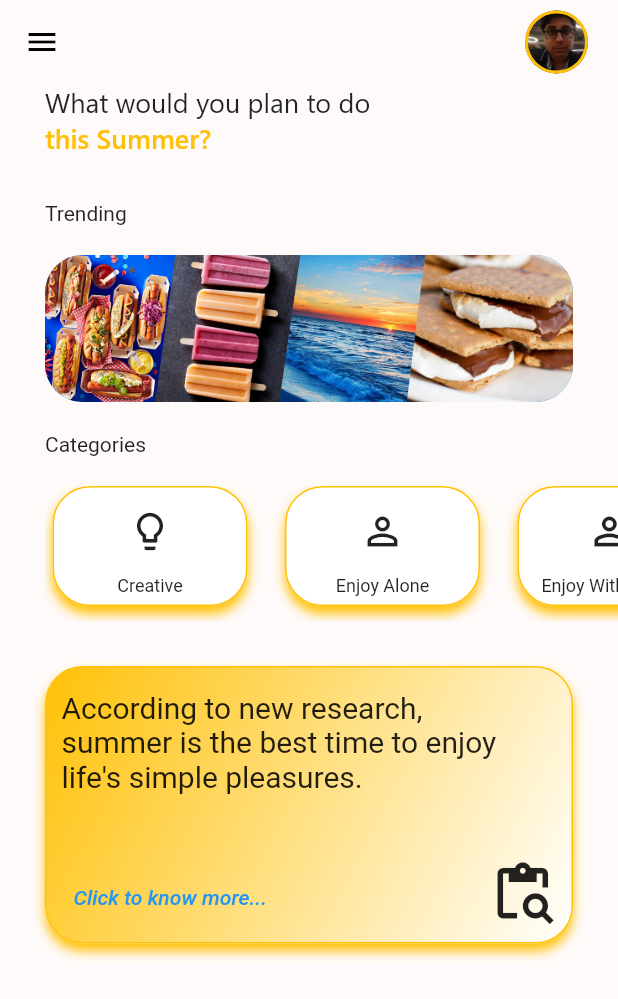
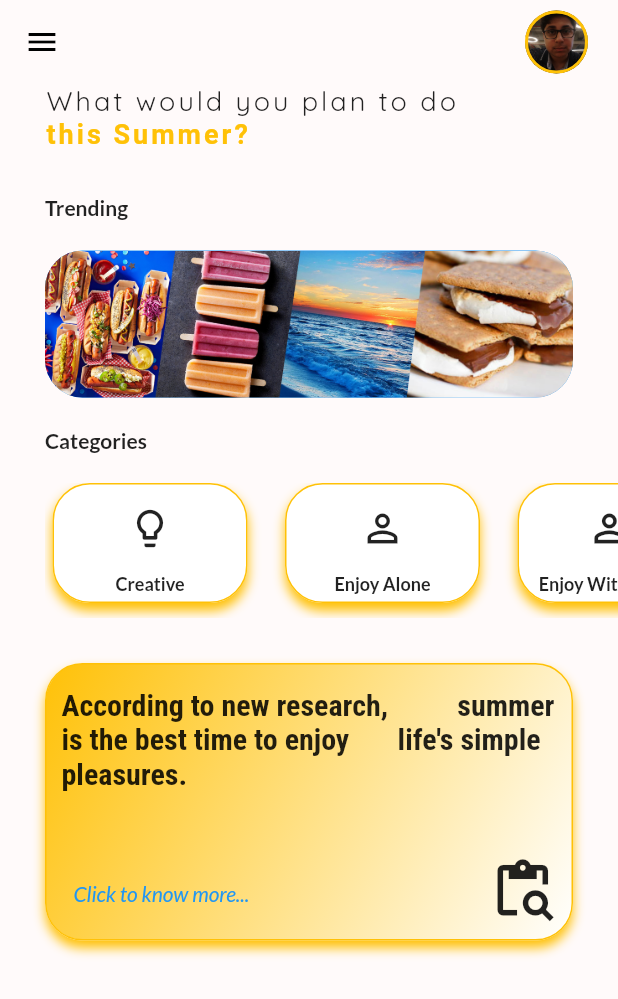
Before and after one commit to Souradeep1101/VacationExpert, a Flutter app: the screen it shows after launch, on a phone screen of 412 x 824 dp. Shown: the top 999 px of the screen. Run offline on Flutter 3.47's test engine with Material 2 defaults, Android fonts, the phone set to English and light mode, and no system bars; our stand-ins replace google_fonts.

Commit message:
adding more code and data

```diff
--- a/lib/screens/home.dart
+++ b/lib/screens/home.dart
@@ -1,4 +1,5 @@
 import 'package:flutter/material.dart';
+import 'package:google_fonts/google_fonts.dart';
 import 'package:vacation_expert/screens/creative.dart';
 import 'package:vacation_expert/screens/research_content.dart';
 import 'package:vacation_expert/screens/trending.dart';
@@ -86,22 +87,22 @@ class _HomeState extends State<Home> {
             children:  [
               Text(
                   'What would you plan to do',
-                  style: TextStyle(
-                    fontFamily: 'Segoe_UI',
+                  style: GoogleFonts.quicksand(
                     fontSize: 18,
+                    letterSpacing: 2,
                   ),
               ),
-              Text(
+               Text(
                   'this Summer?',
-                  style: TextStyle(
-                    fontFamily: 'Segoe_UI_Semi_Bold',
+                  style: GoogleFonts.kaushanScript(
+                    fontSize: 18,
                     color: Colors.amber,
                     fontWeight: FontWeight.bold,
-                    fontSize: 18,
+                    letterSpacing: 2
                   ),
               ),
               SizedBox(height: 30,),
-              Text('Trending', style: TextStyle(fontSize: 14),),
+              Text('Trending', style: GoogleFonts.lato(fontSize: 14, fontWeight: FontWeight.bold),),
               SizedBox(height: 20,),
               Padding(
                 padding: const EdgeInsets.only(right: 30),
@@ -130,7 +131,7 @@ class _HomeState extends State<Home> {
                   ),
               ),
               SizedBox(height: 20,),
-              Text('Categories', style: TextStyle(fontSize: 14),),
+              Text('Categories', style: GoogleFonts.lato(fontSize: 14, fontWeight: FontWeight.bold),),
               SizedBox(height: 20,),
               Container(
                 width: 315,
@@ -178,7 +179,7 @@ class _HomeState extends State<Home> {
                               },
                             icon: Icon(Icons.lightbulb_outline, size: 30,),
                           ),
-                          Text('Creative', style: TextStyle(fontSize: 12),),
+                          Text('Creative', style: GoogleFonts.lato(fontSize: 12, fontWeight: FontWeight.bold),),
                         ],
                       ),
                     ),
@@ -219,7 +220,7 @@ class _HomeState extends State<Home> {
                             },
                             icon: Icon(Icons.person_outline, size: 30,),
                           ),
-                          Text('Enjoy Alone', style: TextStyle(fontSize: 12),),
+                          Text('Enjoy Alone', style: GoogleFonts.lato(fontSize: 12, fontWeight: FontWeight.bold),),
                         ],
                       ),
                     ),
@@ -260,7 +261,7 @@ class _HomeState extends State<Home> {
                             },
                             icon: Icon(Icons.people_alt_outlined, size: 30,),
                           ),
-                          Text('Enjoy With Friends', style: TextStyle(fontSize: 12),),
+                          Text('Enjoy With Friends', style: GoogleFonts.lato(fontSize: 12, fontWeight: FontWeight.bold),),
                         ],
                       ),
                     ),
@@ -308,9 +309,7 @@ class _HomeState extends State<Home> {
                         child: Padding(
                           padding: const EdgeInsets.only(top: 15, left: 10),
                           child: Text('According to new research,          summer is the best time to enjoy       life\'s simple pleasures.',
-                          style: TextStyle(
-                            fontSize: 20,
-                          )
+                          style: GoogleFonts.robotoCondensed(fontSize: 20, fontWeight: FontWeight.bold),
                           ),
                         ),
                       ),
@@ -321,9 +320,7 @@ class _HomeState extends State<Home> {
                             padding: const EdgeInsets.only(bottom: 5, left: 10),
                             child: TextButton(
                               child: Text('Click to know more...',
-                                  style: TextStyle(
-                                      fontStyle: FontStyle.italic
-                                  )),
+                                  style: GoogleFonts.lato(fontStyle: FontStyle.italic),),
                               onPressed: () {
                                 Navigator.push(
                                   context,
```
Also changed, not shown: pubspec.yaml (+13 -13 lines), assets/fonts/Segoe Script.ttf (deleted), assets/fonts/Segoe UI Semi-Bold.ttf (deleted), assets/fonts/Segoe UI.ttf (deleted), assets/fonts/Viner Hand ITC.TTF (deleted).
